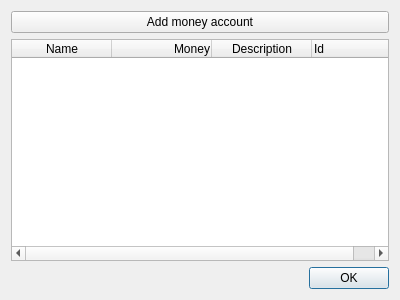
Old version of the form src/accountsForm.ui in the repository d2uriel/Budget.
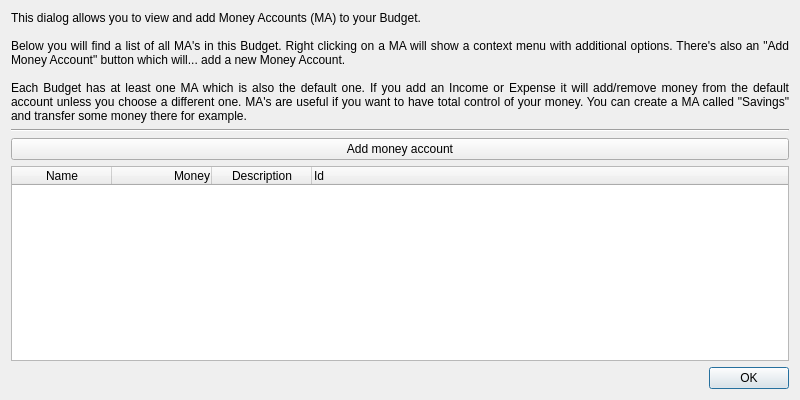
New version of the form.

Commit message: Added help text labels to all dialogs. They can be toggled on or off by F1 shortcut or Help > Hide help texts in dialogs.

The edit to the form file:
```diff
--- a/src/accountsForm.ui
+++ b/src/accountsForm.ui
@@ -6,14 +6,44 @@
    <rect>
     <x>0</x>
     <y>0</y>
-    <width>400</width>
-    <height>300</height>
+    <width>800</width>
+    <height>400</height>
    </rect>
   </property>
+  <property name="sizePolicy">
+   <sizepolicy hsizetype="Fixed" vsizetype="Preferred">
+    <horstretch>0</horstretch>
+    <verstretch>0</verstretch>
+   </sizepolicy>
+  </property>
   <property name="windowTitle">
    <string>Household Budget - Money Accounts</string>
   </property>
   <layout class="QVBoxLayout" name="verticalLayout">
+   <item>
+    <widget class="QLabel" name="label_helpText">
+     <property name="text">
+      <string>This dialog allows you to view and add Money Accounts (MA) to your Budget.
+
+Below you will find a list of all MA's in this Budget. Right clicking on a MA will show a context menu with additional options. There's also an &quot;Add Money Account&quot; button which will... add a new Money Account.
+
+Each Budget has at least one MA which is also the default one. If you add an Income or Expense it will add/remove money from the default account unless you choose a different one. MA's are useful if you want to have total control of your money. You can create a MA called &quot;Savings&quot; and transfer some money there for example.</string>
+     </property>
+     <property name="alignment">
+      <set>Qt::AlignJustify|Qt::AlignVCenter</set>
+     </property>
+     <property name="wordWrap">
+      <bool>true</bool>
+     </property>
+    </widget>
+   </item>
+   <item>
+    <widget class="Line" name="line">
+     <property name="orientation">
+      <enum>Qt::Horizontal</enum>
+     </property>
+    </widget>
+   </item>
    <item>
     <widget class="QPushButton" name="pushButton_addAccount">
      <property name="text">
```
Left out of the diff: 5 changed lines with no effect on the pictures. The commit also changes 30 other files.
